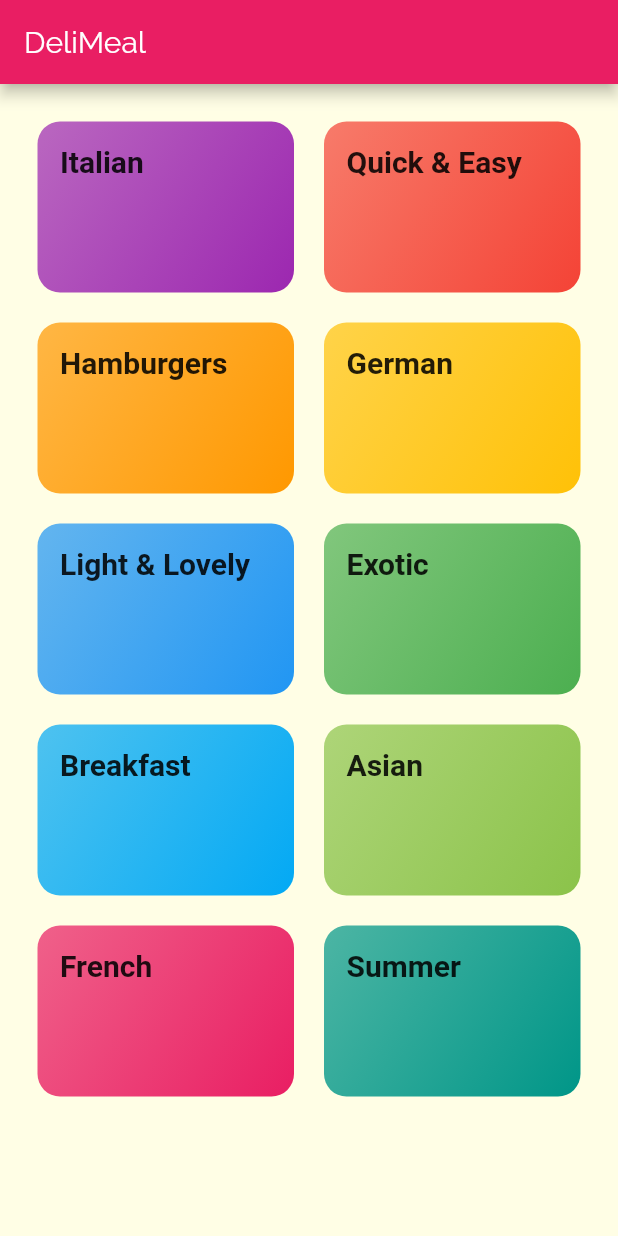
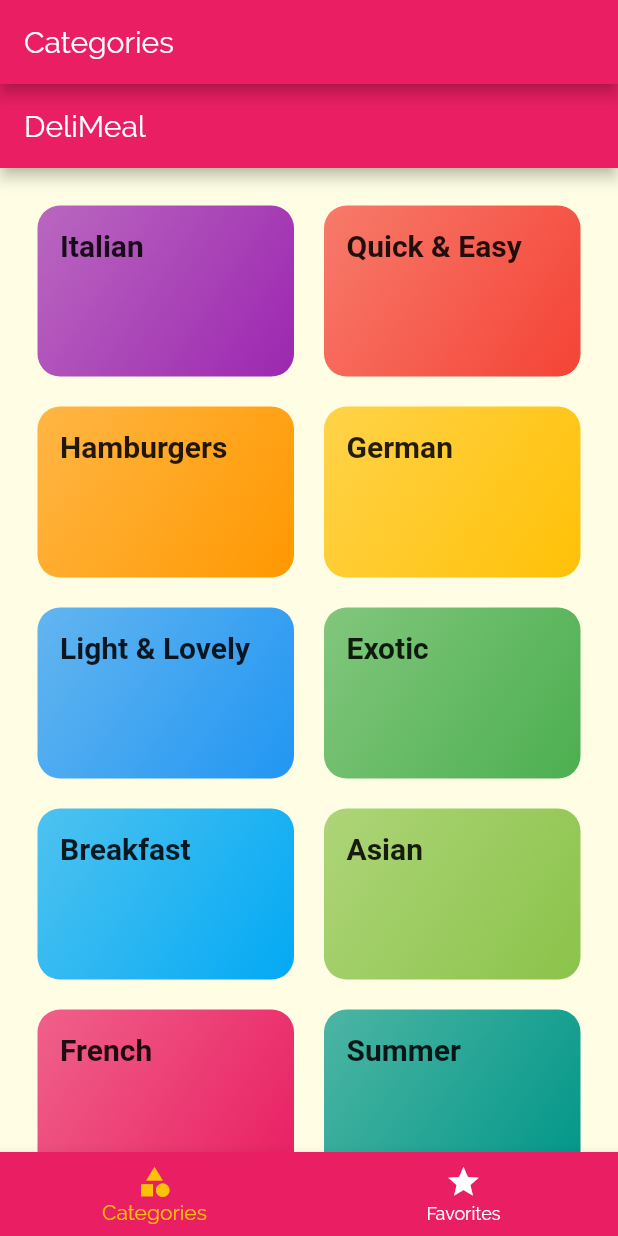
Before and after one commit to UrbanSwati/meals_app, a Flutter app: the screen it shows after launch, on a phone screen of 412 x 824 dp. Run offline on Flutter 3.47's test engine with Material 2 defaults, Android fonts, the phone set to English and light mode, and no system bars; Roboto replaces fonts that are missing (RobotCondensed).

Commit message:
added tabs as navigation
added favourites screen

```diff
--- a/lib/main.dart
+++ b/lib/main.dart
@@ -1,4 +1,5 @@
 import 'package:flutter/material.dart';
+import './screens/tabs_screen.dart';
 import './screens/meal_detail_screen.dart';
 import './screens/categories_meal_screen.dart';
 import './screens/categories_screen.dart';
@@ -30,8 +31,9 @@ class MyApp extends StatelessWidget {
             ),
       ),
       // home: CategoriesScreen(),
+      initialRoute: '/',
       routes: {
-        '/': (ctx) => CategoriesScreen(),
+        '/': (ctx) => TabsScreen(),
         CategoriesMealScreen.routeName: (ctx) => CategoriesMealScreen(),
         MealDetailScreen.routeName: (ctx) => MealDetailScreen(),
       },
--- /dev/null
+++ b/lib/screens/favorites_screen.dart
@@ -0,0 +1,9 @@
+import 'package:flutter/material.dart';
+
+class FavoritesScreen extends StatelessWidget {
+
+  @override
+  Widget build(BuildContext context) {
+    return Center(child: Text('Favorites Screen'));
+  }
+}
--- /dev/null
+++ b/lib/screens/tabs_screen.dart
@@ -0,0 +1,55 @@
+import 'package:flutter/material.dart';
+import './favorites_screen.dart';
+import './categories_screen.dart';
+
+class TabsScreen extends StatefulWidget {
+  _TabsScreenState createState() => _TabsScreenState();
+}
+
+class _TabsScreenState extends State<TabsScreen> {
+  final List<Map<String, Object>> _pages = [
+    {
+      'page': CategoriesScreen(),
+      'title': 'Categories',
+    },
+    {
+      'page': FavoritesScreen(),
+      'title': 'Favoriate',
+    },
+  ];
+
+  int _selectedPageIndex = 0;
+
+  void _selectPage(int index) {
+    setState(() {
+      _selectedPageIndex = index;
+    });
+  }
+
+  @override
+  Widget build(BuildContext context) {
+    return Scaffold(
+      appBar: AppBar(
+        title: Text(_pages[_selectedPageIndex]['title']),
+      ),
+      body: _pages[_selectedPageIndex]['page'],
+      bottomNavigationBar: BottomNavigationBar(
+        onTap: _selectPage,
+        backgroundColor: Theme.of(context).primaryColor,
+        unselectedItemColor: Colors.white,
+        selectedItemColor: Theme.of(context).accentColor,
+        currentIndex: _selectedPageIndex,
+        items: <BottomNavigationBarItem>[
+          BottomNavigationBarItem(
+            icon: Icon(Icons.category),
+            title: Text('Categories'),
+          ),
+          BottomNavigationBarItem(
+            icon: Icon(Icons.star),
+            title: Text('Favorites'),
+          )
+        ],
+      ),
+    );
+  }
+}
```
